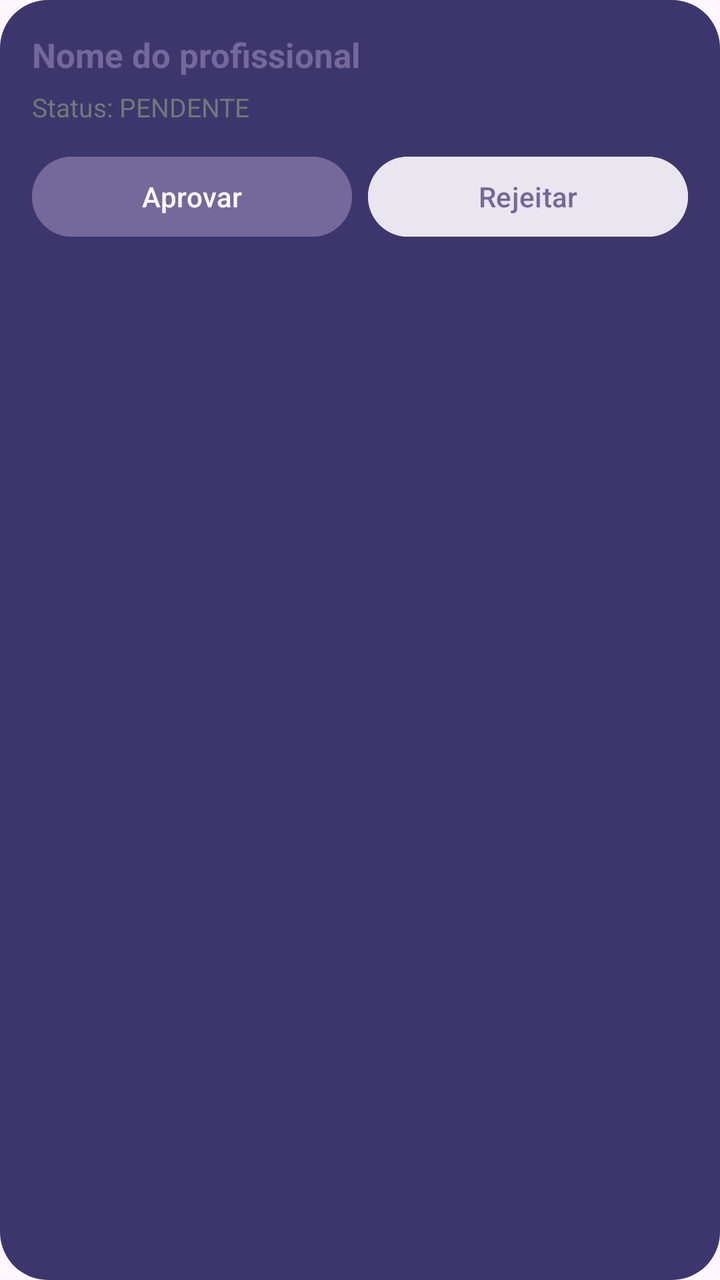
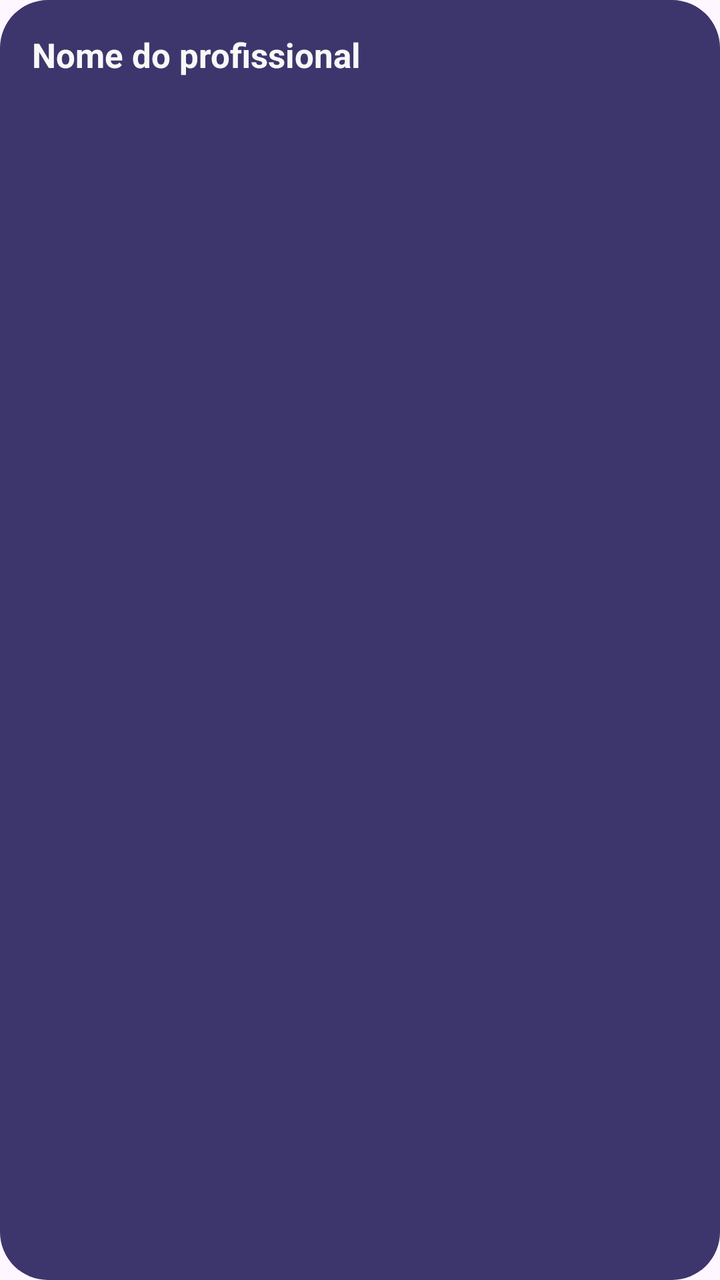

Before-and-after screenshots of an Android layout around one commit, followed by the original layout XML and the change that was made.
<!-- AndroidManifest.xml: application theme Theme.MindU -->
<!-- res/layout/item_profissional_admin.xml -->
<?xml version="1.0" encoding="utf-8"?>
<LinearLayout
    xmlns:android="http://schemas.android.com/apk/res/android"
    android:layout_width="match_parent"
    android:layout_height="wrap_content"
    android:orientation="vertical"
    android:padding="16dp"
    android:layout_marginBottom="12dp"
    android:background="@drawable/bg_nav_admin">

    <TextView
        android:id="@+id/txtNomeProfissional"
        android:layout_width="match_parent"
        android:layout_height="wrap_content"
        android:text="Nome do profissional"
        android:textColor="#75689A"
        android:textSize="17sp"
        android:textStyle="bold"/>

    <TextView
        android:id="@+id/txtStatusProfissional"
        android:layout_width="match_parent"
        android:layout_height="wrap_content"
        android:layout_marginTop="6dp"
        android:text="Status: PENDENTE"
        android:textColor="#777777"
        android:textSize="13sp"/>

    <LinearLayout
        android:layout_width="match_parent"
        android:layout_height="wrap_content"
        android:orientation="horizontal"
        android:layout_marginTop="12dp">

        <Button
            android:id="@+id/btnAprovar"
            android:layout_width="0dp"
            android:layout_height="wrap_content"
            android:layout_weight="1"
            android:text="Aprovar"
            android:textAllCaps="false"
            android:textColor="#FFFFFF"
            android:backgroundTint="#75689A"/>

        <Button
            android:id="@+id/btnRejeitar"
            android:layout_width="0dp"
            android:layout_height="wrap_content"
            android:layout_weight="1"
            android:layout_marginStart="8dp"
            android:text="Rejeitar"
            android:textAllCaps="false"
            android:textColor="#75689A"
            android:backgroundTint="#EAE6F0"/>

    </LinearLayout>

</LinearLayout>
<!-- resources referenced by this layout -->
<resources>
  <!-- drawable bg_nav_admin (drawable) -->
  <?xml version="1.0" encoding="utf-8"?>
  <shape xmlns:android="http://schemas.android.com/apk/res/android"
      android:shape="rectangle">
      <solid android:color="#3D366D" />
      <corners android:radius="24dp" />
  </shape>
  <style name="Theme.MindU" parent="Base.Theme.MindU" />
  <style name="Base.Theme.MindU" parent="Theme.Material3.DayNight.NoActionBar">
          
          
      </style>
</resources>

<!-- the commit's change to res/layout/item_profissional_admin.xml (unified diff, before → after) -->
@@ -11,11 +11,11 @@
     <TextView
         android:id="@+id/txtNomeProfissional"
         android:layout_width="match_parent"
-        android:layout_height="wrap_content"
+        android:layout_height="match_parent"
         android:text="Nome do profissional"
-        android:textColor="#75689A"
+        android:textColor="#F8F8F8"
         android:textSize="17sp"
-        android:textStyle="bold"/>
+        android:textStyle="bold" />
 
     <TextView
         android:id="@+id/txtStatusProfissional"
@@ -23,8 +23,8 @@
         android:layout_height="wrap_content"
         android:layout_marginTop="6dp"
         android:text="Status: PENDENTE"
-        android:textColor="#777777"
-        android:textSize="13sp"/>
+        android:textColor="#DEDADA"
+        android:textSize="13sp" />
 
     <LinearLayout
         android:layout_width="match_parent"
